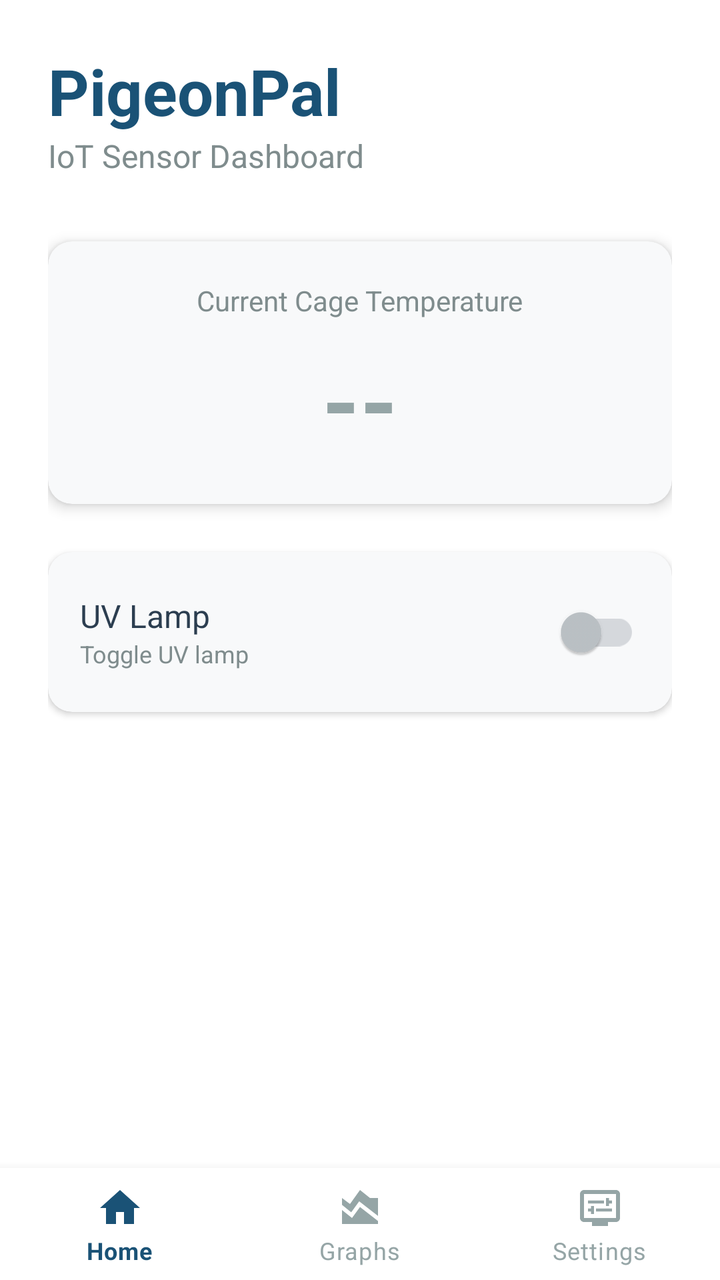
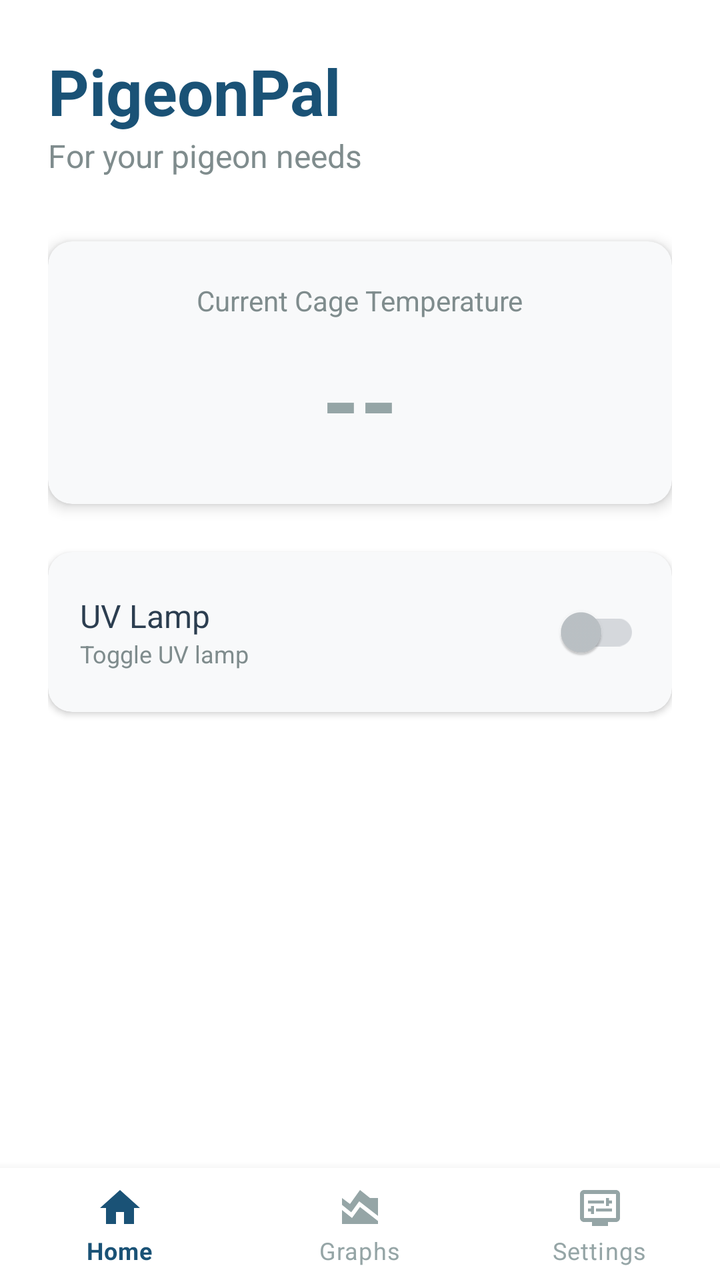

Compare the two renders of this Android layout. The source of the first and the diff that turns it into the second are given below.
<!-- AndroidManifest.xml: application theme Theme.PigeonPal -->
<!-- res/layout/activity_main.xml -->
<?xml version="1.0" encoding="utf-8"?>
<LinearLayout
    xmlns:android="http://schemas.android.com/apk/res/android"
    xmlns:app="http://schemas.android.com/apk/res-auto"
    android:layout_width="match_parent"
    android:layout_height="match_parent"
    android:orientation="vertical"
    android:background="#FFFFFF">

    
    <ScrollView
        android:layout_width="match_parent"
        android:layout_height="0dp"
        android:layout_weight="1"
        android:fillViewport="true">
        

        <LinearLayout
            android:layout_width="match_parent"
            android:layout_height="wrap_content"
            android:orientation="vertical"
            android:padding="24dp">

            
            <TextView
                android:id="@+id/tvTitle"
                android:layout_width="wrap_content"
                android:layout_height="wrap_content"
                android:text="PigeonPal"
                android:textSize="32sp"
                android:textColor="#1A5276"
                android:textStyle="bold"/>

            <TextView
                android:id="@+id/tvSubtitle"
                android:layout_width="wrap_content"
                android:layout_height="wrap_content"
                android:text="IoT Sensor Dashboard"
                android:textSize="16sp"
                android:textColor="#7F8C8D"
                android:layout_marginBottom="32dp"/>

            
            <androidx.cardview.widget.CardView
                android:layout_width="match_parent"
                android:layout_height="wrap_content"
                android:layout_marginBottom="24dp"
                app:cardCornerRadius="12dp"
                app:cardElevation="4dp"
                app:cardBackgroundColor="#F8F9FA">
                
                <LinearLayout
                    android:layout_width="match_parent"
                    android:layout_height="wrap_content"
                    android:orientation="vertical"
                    android:padding="20dp"
                    android:gravity="center">

                    <TextView
                        android:layout_width="wrap_content"
                        android:layout_height="wrap_content"
                        android:text="Current Cage Temperature"
                        android:textSize="14sp"
                        android:textColor="#7F8C8D"
                        android:layout_marginBottom="8dp"/>

                    <TextView
                        android:id="@+id/tvSensorValue"
                        android:layout_width="wrap_content"
                        android:layout_height="wrap_content"
                        android:text="--"
                        android:textSize="48sp"
                        android:textColor="#95A5A6"
                        android:textStyle="bold"/>

                </LinearLayout>
            </androidx.cardview.widget.CardView>

            <androidx.cardview.widget.CardView
                android:layout_width="match_parent"
                android:layout_height="wrap_content"
                android:layout_marginBottom="16dp"
                app:cardCornerRadius="12dp"
                app:cardElevation="2dp"
                app:cardBackgroundColor="#F8F9FA">

                <LinearLayout
                    android:layout_width="match_parent"
                    android:layout_height="wrap_content"
                    android:orientation="horizontal"
                    android:padding="16dp"
                    android:gravity="center_vertical">

                    <LinearLayout
                        android:layout_width="0dp"
                        android:layout_height="wrap_content"
                        android:layout_weight="1"
                        android:orientation="vertical">

                        <TextView
                            android:layout_width="wrap_content"
                            android:layout_height="wrap_content"
                            android:text="UV Lamp"
                            android:textSize="16sp"
                            android:textColor="#2C3E50"/>

                        <TextView
                            android:id="@+id/switchSubTxt"
                            android:layout_width="wrap_content"
                            android:layout_height="wrap_content"
                            android:text="Toggle UV lamp"
                            android:textSize="12sp"
                            android:textColor="#7F8C8D"/>

                    </LinearLayout>
                    <com.google.android.material.switchmaterial.SwitchMaterial
                        android:id="@+id/switchLamp"
                        android:layout_width="wrap_content"
                        android:layout_height="wrap_content"
                        app:thumbTint="@color/switch_thumb_color"
                        app:trackTint="@color/switch_track_color"/>

                </LinearLayout>
            </androidx.cardview.widget.CardView>

        </LinearLayout>
    </ScrollView>

    
    <com.google.android.material.bottomnavigation.BottomNavigationView
        android:id="@+id/bottomNavigation"
        android:layout_width="match_parent"
        android:layout_height="wrap_content"
        android:background="#FFFFFF"
        app:menu="@menu/bottom_nav_menu"
        app:itemIconTint="@color/nav_item_color"
        app:itemTextColor="@color/nav_item_color"
        app:labelVisibilityMode="labeled"/>

</LinearLayout>
<!-- resources referenced by this layout -->
<resources>
  <style name="Theme.PigeonPal" parent="Theme.MaterialComponents.DayNight.DarkActionBar">
          
          <item name="colorPrimary">@color/purple_500</item>
          <item name="colorPrimaryVariant">@color/purple_700</item>
          <item name="colorOnPrimary">@color/white</item>
          
          <item name="colorSecondary">@color/teal_200</item>
          <item name="colorSecondaryVariant">@color/teal_700</item>
          <item name="colorOnSecondary">@color/black</item>
          
          <item name="android:statusBarColor">?attr/colorPrimaryVariant</item>
          
      </style>
  <color name="purple_500">#FF6200EE</color>
  <color name="purple_700">#FF3700B3</color>
  <color name="white">#FFFFFFFF</color>
  <color name="teal_200">#FF03DAC5</color>
  <color name="teal_700">#FF018786</color>
  <color name="black">#FF000000</color>
</resources>

<!-- the commit's change to res/layout/activity_main.xml (unified diff, before → after) -->
@@ -35,7 +35,7 @@
                 android:id="@+id/tvSubtitle"
                 android:layout_width="wrap_content"
                 android:layout_height="wrap_content"
-                android:text="IoT Sensor Dashboard"
+                android:text="For your pigeon needs"
                 android:textSize="16sp"
                 android:textColor="#7F8C8D"
                 android:layout_marginBottom="32dp"/>
